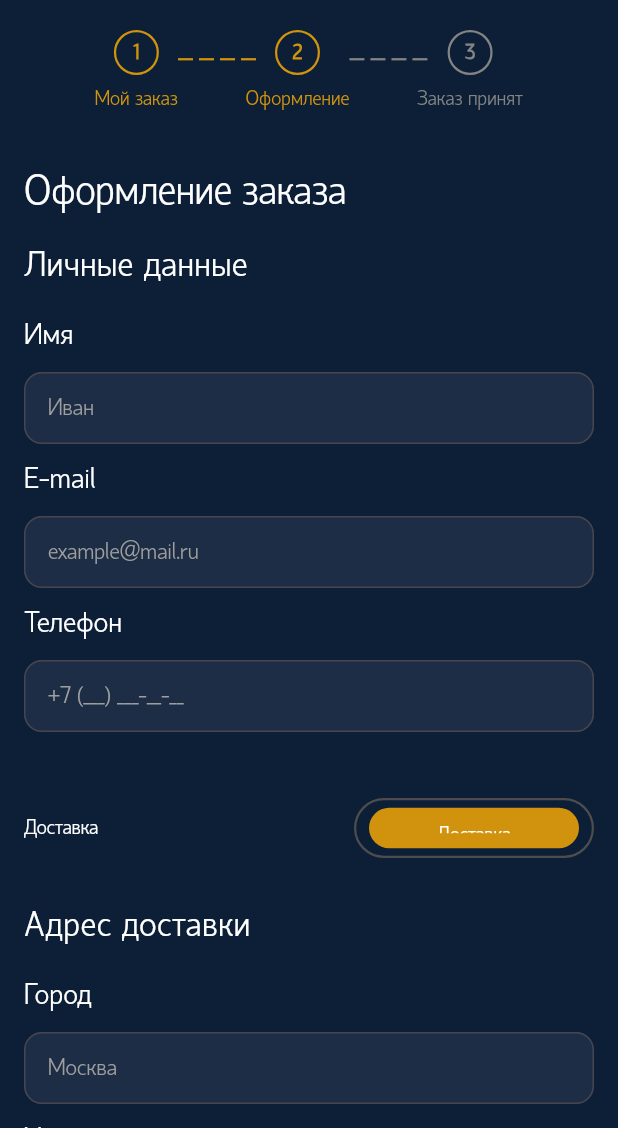
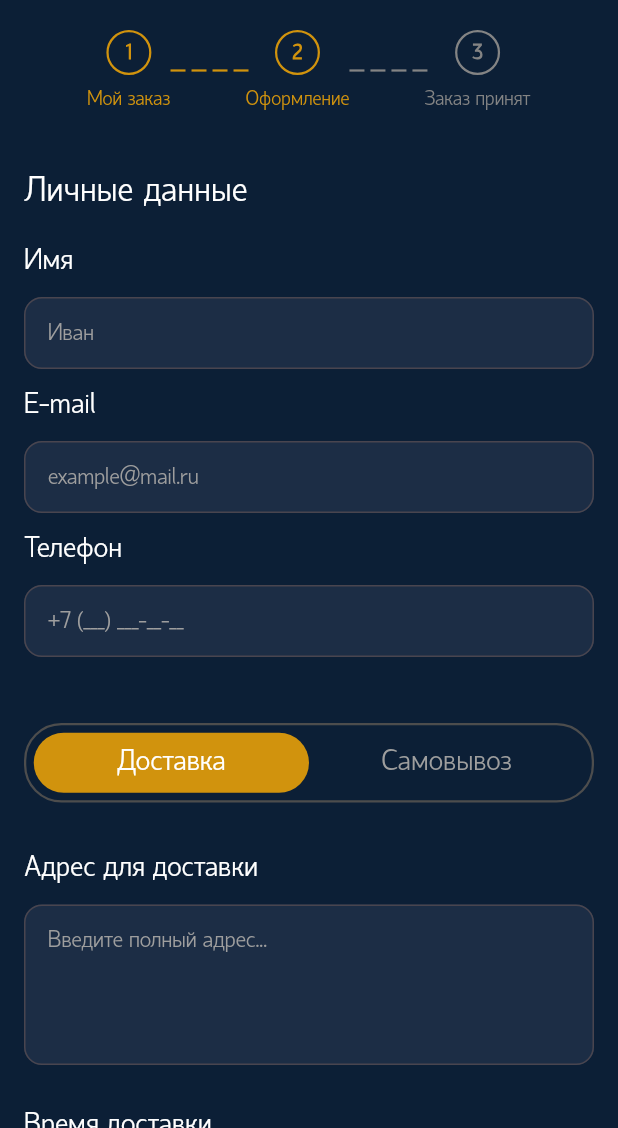
Before and after one commit to Lao-prince/sushi, a Flutter app: the CartCheckoutPage screen opened directly, on a phone screen of 412 x 824 dp, the part 108-1236 px from its top. Run offline on Flutter 3.47's test engine with Material 3 defaults, Android fonts, the phone set to English and light mode, and no system bars; our stand-ins replace flutter_svg; network calls fail.

Commit message:
Изменил страницу оформления заказа

```diff
--- a/lib/pages/cart_checkout_page.dart
+++ b/lib/pages/cart_checkout_page.dart
@@ -10,11 +10,54 @@ class CartCheckoutPage extends StatefulWidget {
 }
 
 class _CartCheckoutPageState extends State<CartCheckoutPage> {
-  bool isDelivery = true; // Track the selected mode (Delivery or Pickup)
+  bool isDeliverySelected = true;
+  String _selectedPaymentMethod = 'Не выбрано';
+  final List<String> paymentOptions = ['Наличные', 'Картой', 'Онлайн'];
+
+  void _showPaymentOptions() {
+    showModalBottomSheet(
+      context: context,
+      shape: const RoundedRectangleBorder(
+        borderRadius: BorderRadius.vertical(top: Radius.circular(20)),
+      ),
+      builder: (context) {
+        return Container(
+          padding: const EdgeInsets.all(16),
+          child: Column(
+            mainAxisSize: MainAxisSize.min,
+            children: [
+              Text(
+                'Выберите способ оплаты',
+                style: AppTextStyles.H2.copyWith(color: Colors.white),
+              ),
+              const SizedBox(height: 16),
+              for (String option in paymentOptions)
+                ListTile(
+                  onTap: () {
+                    setState(() {
+                      _selectedPaymentMethod = option;
+                    });
+                    Navigator.pop(context);
+                  },
+                  leading: Icon(
+                    Icons.payment,
+                    color: Colors.white,
+                  ),
+                  title: Text(
+                    option,
+                    style: const TextStyle(color: Colors.white),
+                  ),
+                ),
+              const SizedBox(height: 10),
+            ],
+          ),
+        );
+      },
+    );
+  }
 
   @override
   Widget build(BuildContext context) {
-    const double circleRadius = 15; // Circle radius
     return Scaffold(
       body: SafeArea(
         child: SingleChildScrollView(
@@ -23,7 +66,6 @@ class _CartCheckoutPageState extends State<CartCheckoutPage> {
             crossAxisAlignment: CrossAxisAlignment.start,
             children: [
               const SizedBox(height: 20),
-              // Заголовок "Корзина"
               Center(
                 child: Text(
                   'Корзина',
@@ -31,35 +73,10 @@ class _CartCheckoutPageState extends State<CartCheckoutPage> {
                 ),
               ),
               const SizedBox(height: 20),
-              // Блок с шагами
-              Center(
-                child: Row(
-                  mainAxisSize: MainAxisSize.min,
-                  crossAxisAlignment: CrossAxisAlignment.center,
-                  children: [
-                    _stepIndicator('1', 'Мой заказ', true),
-                    _dottedLineBetweenCircles(isActive: true, circleRadius: circleRadius),
-                    _stepIndicator('2', 'Оформление', true),
-                    _dottedLineBetweenCircles(isActive: false, circleRadius: circleRadius),
-                    _stepIndicator('3', 'Заказ принят', false),
-                  ],
-                ),
-              ),
+              _buildOrderSteps(),
               const SizedBox(height: 40),
 
-              // Контейнер с заголовком "Оформление заказа" и личными данными
-              Container(
-                child: Column(
-                  crossAxisAlignment: CrossAxisAlignment.start,
-                  children: [
-                    // Заголовок "Оформление заказа"
-                    Text(
-                      'Оформление заказа',
-                      style: AppTextStyles.H2.copyWith(color: Colors.white),
-                    ),
-                    const SizedBox(height: 20),
-
-                    // Блок "Личные данные"
+              // Личные данные
               _buildSection('Личные данные', [
                 _buildLabeledInputField('Имя', 'Иван'),
                 _buildLabeledInputField('E-mail', 'example@mail.ru'),
@@ -68,108 +85,67 @@ class _CartCheckoutPageState extends State<CartCheckoutPage> {
 
               const SizedBox(height: 32),
 
-                    // Переключатель между доставкой и самовывозом
-                    Row(
-                      mainAxisAlignment: MainAxisAlignment.spaceBetween,
+              // Доставка/Самовывоз
+              _buildDeliveryToggle(),
+
+              const SizedBox(height: 32),
+
+              if (isDeliverySelected)
+                Column(
+                  crossAxisAlignment: CrossAxisAlignment.start,
                   children: [
-                        Text(
-                          'Доставка',
-                          style: TextStyle(color: Colors.white),
+                    // Поле для адреса
+                    _buildLabeledInputField(
+                      'Адрес для доставки',
+                      'Введите полный адрес...',
+                      maxLines: 5,
                     ),
-                        GestureDetector(
-                          onTap: () {
-                            setState(() {
-                              isDelivery = !isDelivery;
-                            });
-                          },
-                          child: Container(
-                            width: 160,
-                            height: 40,
-                            padding: const EdgeInsets.all(5),
-                            decoration: BoxDecoration(
-                              borderRadius: BorderRadius.circular(25),
-                              border: Border.all(color: const Color(0xFF4D4D4D), width: 1.5),
+                    const SizedBox(height: 16),
+
+                    // Поле для времени доставки
+                    _buildLabeledInputField(
+                      'Время доставки',
+                      'Например: 12:00 - 13:00',
                     ),
-                            child: Row(
-                              mainAxisAlignment: MainAxisAlignment.center,
-                              children: [
-                                Container(
-                                  width: 140,
-                                  height: 30,
-                                  padding: const EdgeInsets.all(10),
-                                  decoration: BoxDecoration(
-                                    borderRadius: BorderRadius.circular(20),
-                                    color: isDelivery ? const Color(0xFFD1930D) : Colors.grey,
+
+                    // Поле для комментариев
+                    _buildLabeledInputField(
+                      'Комментарии к заказу',
+                      'Введите дополнительные пожелания...',
+                      maxLines: 3,
                     ),
-                                  child: Center(
-                                    child: Text(
-                                      isDelivery ? 'Доставка' : 'Самовывоз',
-                                      style: TextStyle(
-                                        color: Colors.white,
+
+                    const SizedBox(height: 16),
+                  ],
                 ),
-                                    ),
-                                  ),
-                                ),
+
+              // Выбор способа оплаты
+              _buildPaymentMethodBlock(),
+
+              const SizedBox(height: 20),
+
+              // Кнопки
+              _buildButtons(),
+              const SizedBox(height: 20),
             ],
           ),
         ),
       ),
+    );
+  }
+
+  Widget _buildOrderSteps() {
+    return Center(
+      child: Row(
+        mainAxisSize: MainAxisSize.min,
+        crossAxisAlignment: CrossAxisAlignment.center,
+        children: [
+          _stepIndicator('1', 'Мой заказ', true),
+          _dottedLineBetweenCircles(isActive: true),
+          _stepIndicator('2', 'Оформление', true),
+          _dottedLineBetweenCircles(isActive: false),
+          _stepIndicator('3', 'Заказ принят', false),
         ],
-                    ),
-
-                    const SizedBox(height: 32),
-
-                    // Блок "Адрес доставки", показывается только при доставке
-                    if (isDelivery)
-                      _buildSection('Адрес доставки', [
-                        _buildLabeledInputField('Город', 'Москва'),
-                        _buildLabeledInputField('Улица', 'ул. Пушкина'),
-                        _buildLabeledInputField('Дом', '10'),
-                        _buildLabeledInputField('Квартира', '20'),
-                      ]),
-                  ],
-                ),
-              ),
-
-              const SizedBox(height: 20),
-
-              // Кнопки
-              Row(
-                mainAxisAlignment: MainAxisAlignment.spaceBetween,
-                children: [
-                  OutlinedButton(
-                    style: OutlinedButton.styleFrom(
-                      side: const BorderSide(color: Colors.white),
-                      shape: RoundedRectangleBorder(
-                        borderRadius: BorderRadius.circular(12),
-                      ),
-                    ),
-                    onPressed: () {
-                      Navigator.pop(context);
-                    },
-                    child: const Text('Вернуться в корзину', style: TextStyle(color: Colors.white)),
-                  ),
-                  ElevatedButton(
-                    style: ElevatedButton.styleFrom(
-                      backgroundColor: const Color(0xFFD1930D),
-                      shape: RoundedRectangleBorder(
-                        borderRadius: BorderRadius.circular(12),
-                      ),
-                    ),
-                    onPressed: () {
-                      Navigator.push(
-                        context,
-                        MaterialPageRoute(builder: (context) => const CartConfirmPage()),
-                      );
-                    },
-                    child: const Text('Оформить заказ'),
-                  ),
-                ],
-              ),
-              const SizedBox(height: 20),
-            ],
-          ),
-        ),
       ),
     );
   }
@@ -208,12 +184,10 @@ class _CartCheckoutPageState extends State<CartCheckoutPage> {
     );
   }
 
-  Widget _dottedLineBetweenCircles({required bool isActive, required double circleRadius}) {
+  Widget _dottedLineBetweenCircles({required bool isActive}) {
     return CustomPaint(
-      size: Size(circleRadius * 3, circleRadius),
-      painter: DottedLinePainter(
-        color: isActive ? const Color(0xFFD1930D) : const Color(0xFF848484),
-      ),
+      size: const Size(50, 2),
+      painter: DottedLinePainter(color: isActive ? const Color(0xFFD1930D) : const Color(0xFF848484)),
     );
   }
 
@@ -234,7 +208,7 @@ class _CartCheckoutPageState extends State<CartCheckoutPage> {
     );
   }
 
-  Widget _buildLabeledInputField(String label, String hintText) {
+  Widget _buildLabeledInputField(String label, String hintText, {int maxLines = 1}) {
     return Padding(
       padding: const EdgeInsets.only(bottom: 12.0),
       child: Column(
@@ -245,14 +219,8 @@ class _CartCheckoutPageState extends State<CartCheckoutPage> {
             style: AppTextStyles.Title.copyWith(color: Colors.white),
           ),
           const SizedBox(height: 12),
-          _buildInputField(hintText),
-        ],
-      ),
-    );
-  }
-
-  Widget _buildInputField(String hintText) {
-    return TextField(
+          TextField(
+            maxLines: maxLines,
             style: const TextStyle(color: Colors.white),
             decoration: InputDecoration(
               hintText: hintText,
@@ -263,6 +231,160 @@ class _CartCheckoutPageState extends State<CartCheckoutPage> {
                 borderRadius: BorderRadius.circular(12),
               ),
             ),
+          ),
+        ],
+      ),
+    );
+  }
+
+  Widget _buildDeliveryToggle() {
+    return AnimatedContainer(
+      duration: const Duration(milliseconds: 300),
+      padding: const EdgeInsets.all(5),
+      decoration: BoxDecoration(
+        borderRadius: BorderRadius.circular(25),
+        border: Border.all(color: const Color(0xFF4D4D4D), width: 1.5),
+      ),
+      child: Row(
+        children: [
+          _buildDeliveryOption('Доставка', true),
+          _buildDeliveryOption('Самовывоз', false),
+        ],
+      ),
+    );
+  }
+
+  Widget _buildDeliveryOption(String label, bool isSelected) {
+    return Expanded(
+      child: InkWell(
+        onTap: () {
+          setState(() {
+            isDeliverySelected = label == 'Доставка';
+          });
+        },
+        child: AnimatedContainer(
+          duration: const Duration(milliseconds: 300),
+          height: 40,
+          decoration: BoxDecoration(
+            borderRadius: BorderRadius.circular(20),
+            color: isDeliverySelected == (label == 'Доставка')
+                ? const Color(0xFFD1930D)
+                : Colors.transparent,
+          ),
+          child: Center(
+            child: Text(
+              label,
+              style: AppTextStyles.Title.copyWith(
+                color: isDeliverySelected == (label == 'Доставка')
+                    ? Colors.white
+                    : Colors.grey,
+              ),
+            ),
+          ),
+        ),
+      ),
+    );
+  }
+
+  Widget _buildPaymentMethodBlock() {
+    return GestureDetector(
+      onTap: _showPaymentOptions,
+      child: Container(
+        padding: const EdgeInsets.all(15),
+        decoration: BoxDecoration(
+          border: Border.all(color: const Color(0xFF848484), width: 1.5),
+          borderRadius: BorderRadius.circular(10),
+        ),
+        child: Row(
+          mainAxisAlignment: MainAxisAlignment.spaceBetween,
+          children: [
+            Row(
+              children: [
+                const Icon(Icons.payment, color: Colors.white),
+                const SizedBox(width: 12),
+                Text(
+                  _selectedPaymentMethod,
+                  style: AppTextStyles.Title.copyWith(color: Colors.white),
+                ),
+              ],
+            ),
+            Text(
+              'ВЫБРАТЬ',
+              style: AppTextStyles.Title.copyWith(color: const Color(0xFFD1930D)),
+            ),
+          ],
+        ),
+      ),
+    );
+  }
+
+  Widget _buildButtons() {
+    return Row(
+      mainAxisAlignment: MainAxisAlignment.spaceBetween,
+      children: [
+        // Кнопка "Вернуться"
+        GestureDetector(
+          onTap: () {
+            Navigator.pop(context);
+          },
+          child: Container(
+            padding: const EdgeInsets.symmetric(vertical: 16, horizontal: 28),
+            decoration: BoxDecoration(
+              color: const Color(0xFF4D4D4D),
+              borderRadius: BorderRadius.circular(25),
+            ),
+            child: Row(
+              mainAxisAlignment: MainAxisAlignment.center,
+              crossAxisAlignment: CrossAxisAlignment.center,
+              children: [
+                const Icon(
+                  Icons.arrow_back_ios_new,
+                  color: Colors.white,
+                  size: 18,
+                ),
+                const SizedBox(width: 8),
+                Text(
+                  'Вернуться',
+                  style: AppTextStyles.Subtitle.copyWith(color: Colors.white),
+                ),
+              ],
+            ),
+          ),
+        ),
+
+        // Кнопка "Оформить заказ"
+        GestureDetector(
+          onTap: () {
+            Navigator.push(
+              context,
+              MaterialPageRoute(builder: (context) => const CartConfirmPage()),
+            );
+          },
+          child: Container(
+            padding: const EdgeInsets.symmetric(vertical: 16, horizontal: 48),
+            decoration: BoxDecoration(
+              color: const Color(0xFFD1930D),
+              borderRadius: BorderRadius.circular(25),
+            ),
+            child: Row(
+              mainAxisAlignment: MainAxisAlignment.center,
+              crossAxisAlignment: CrossAxisAlignment.center,
+              children: [
+                Text(
+                  'Оформить заказ',
+                  style: AppTextStyles.Subtitle.copyWith(color: Colors.white),
+                ),
+                const SizedBox(width: 8),
+                const Icon(
+                  Icons.arrow_forward_ios,
+                  color: Colors.white,
+                  size: 18,
+                ),
+              ],
+            ),
+          ),
+        ),
+      ],
     );
   }
 }
@@ -284,8 +406,8 @@ class DottedLinePainter extends CustomPainter {
 
     while (startX < size.width) {
       canvas.drawLine(
-        Offset(startX, 0),
-        Offset(startX + dashWidth, 0),
+        Offset(startX, size.height / 2),
+        Offset(startX + dashWidth, size.height / 2),
         paint,
       );
       startX += dashWidth + dashSpace;
@@ -293,5 +415,5 @@ class DottedLinePainter extends CustomPainter {
   }
 
   @override
-  bool shouldRepaint(covariant CustomPainter oldDelegate) => false;
+  bool shouldRepaint(CustomPainter oldDelegate) => false;
 }
```
Lines whose indentation alone changed are shown as unchanged.
